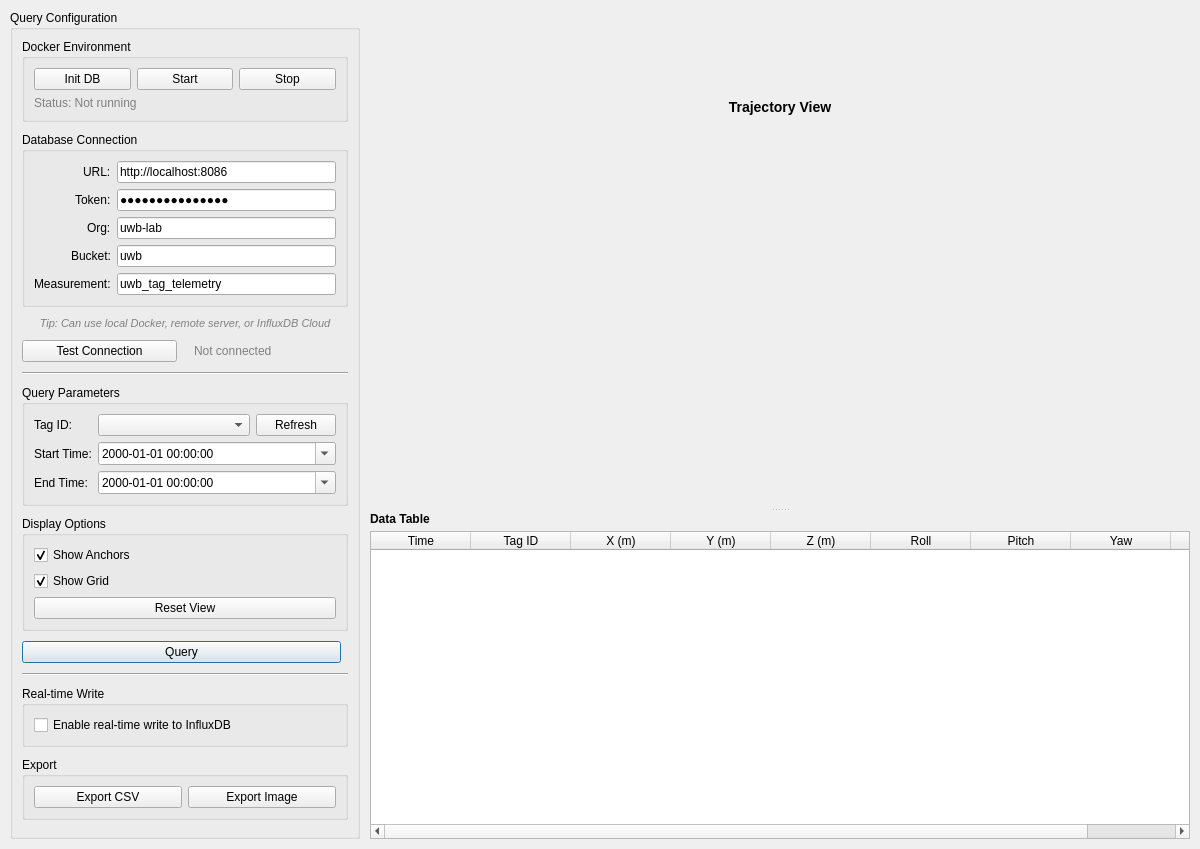
Above: views/UwbDataVizWidget.ui from pa-her0/UWB before the change. Below: the same form after it.
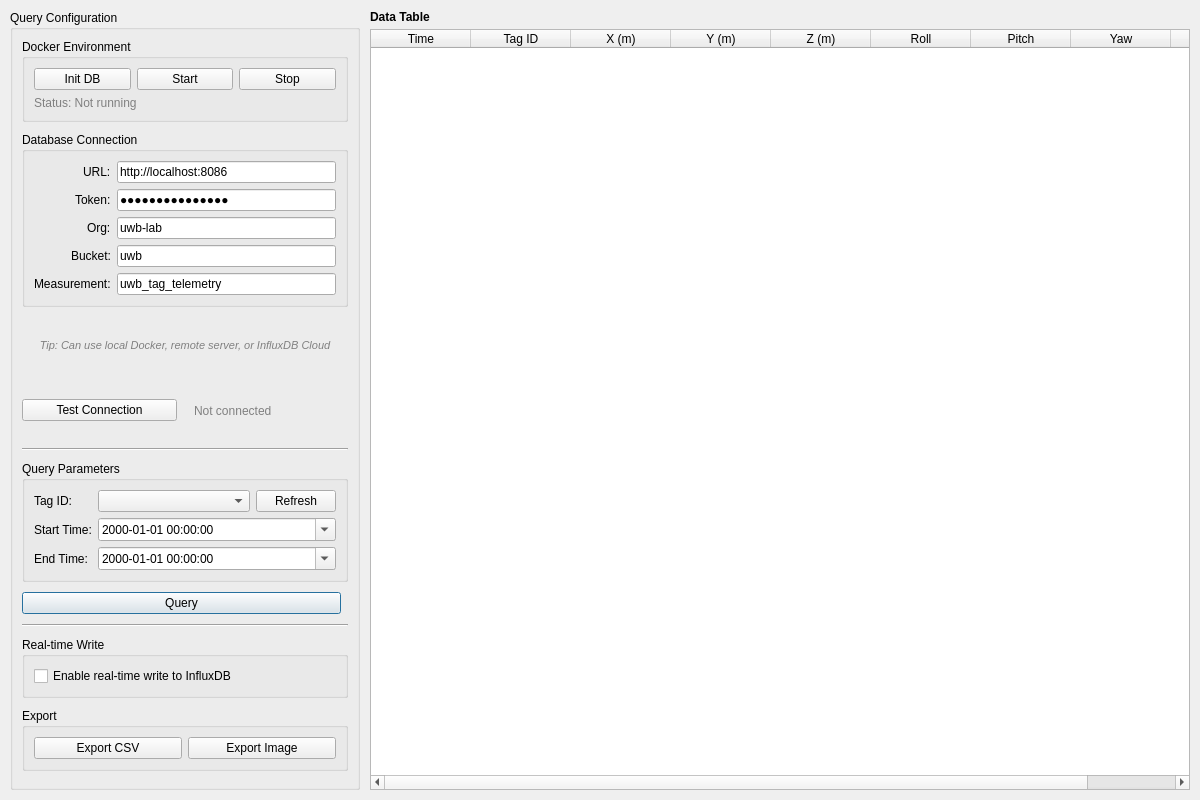
That is the form after the change. Custom widgets are drawn as their Qt base class.

The edit to the form file:
```diff
--- a/views/UwbDataVizWidget.ui
+++ b/views/UwbDataVizWidget.ui
@@ -321,46 +321,6 @@
         </layout>
        </widget>
       </item>
-      <item>
-       <widget class="QGroupBox" name="displayGroup">
-        <property name="title">
-         <string>Display Options</string>
-        </property>
-        <layout class="QVBoxLayout" name="displayLayout">
-         <item>
-          <widget class="QCheckBox" name="showAnchorsCheck">
-           <property name="text">
-            <string>Show Anchors</string>
-           </property>
-           <property name="checked">
-            <bool>true</bool>
-           </property>
-          </widget>
-         </item>
-         <item>
-          <widget class="QCheckBox" name="showGridCheck">
-           <property name="text">
-            <string>Show Grid</string>
-           </property>
-           <property name="checked">
-            <bool>true</bool>
-           </property>
-          </widget>
-         </item>
-         <item>
-          <layout class="QHBoxLayout" name="resetViewLayout">
-           <item>
-            <widget class="QPushButton" name="resetViewBtn">
-             <property name="text">
-              <string>Reset View</string>
-             </property>
-            </widget>
-           </item>
-          </layout>
-         </item>
-        </layout>
-       </widget>
-      </item>
       <item>
        <layout class="QHBoxLayout" name="queryBtnLayout">
         <item>
@@ -442,52 +402,6 @@
     </widget>
    </item>
    <item>
-    <widget class="QSplitter" name="splitter">
-     <property name="orientation">
-      <enum>Qt::Vertical</enum>
-     </property>
-     <widget class="QWidget" name="visualizationContainer" native="true">
-      <layout class="QVBoxLayout" name="vizLayout">
-       <property name="spacing">
-        <number>5</number>
-       </property>
-       <property name="leftMargin">
-        <number>0</number>
-       </property>
-       <property name="topMargin">
-        <number>0</number>
-       </property>
-       <property name="rightMargin">
-        <number>0</number>
-       </property>
-       <property name="bottomMargin">
-        <number>0</number>
-       </property>
-       <item>
-        <widget class="QLabel" name="vizTitle">
-         <property name="text">
-          <string>Trajectory View</string>
-         </property>
-         <property name="alignment">
-          <set>Qt::AlignCenter</set>
-         </property>
-         <property name="styleSheet">
-          <string notr="true">font-weight: bold; font-size: 14px;</string>
-         </property>
-        </widget>
-       </item>
-       <item>
-        <widget class="UwbTrajectoryView" name="trajectoryView" native="true">
-         <property name="minimumSize">
-          <size>
-           <width>500</width>
-           <height>300</height>
-          </size>
-         </property>
-        </widget>
-       </item>
-      </layout>
-     </widget>
      <widget class="QWidget" name="tableContainer" native="true">
       <layout class="QVBoxLayout" name="tableLayout">
        <property name="spacing">
@@ -575,18 +489,10 @@
        </item>
       </layout>
      </widget>
-    </widget>
    </item>
   </layout>
  </widget>
- <customwidgets>
-  <customwidget>
-   <class>UwbTrajectoryView</class>
-   <extends>QWidget</extends>
-   <header>UwbTrajectoryView.h</header>
-   <container>1</container>
-  </customwidget>
- </customwidgets>
+ <customwidgets/>
  <resources/>
  <connections/>
 </ui>
```
Lines whose indentation alone changed are shown as unchanged.
